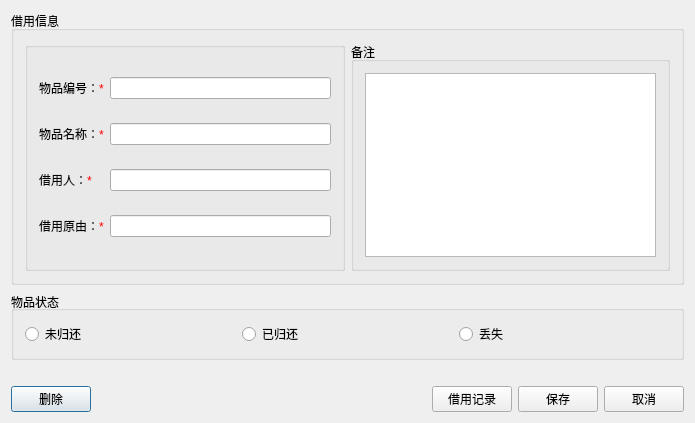
AlexRain/BRSystem, file CEditInfoDialog.ui: the form before one commit.
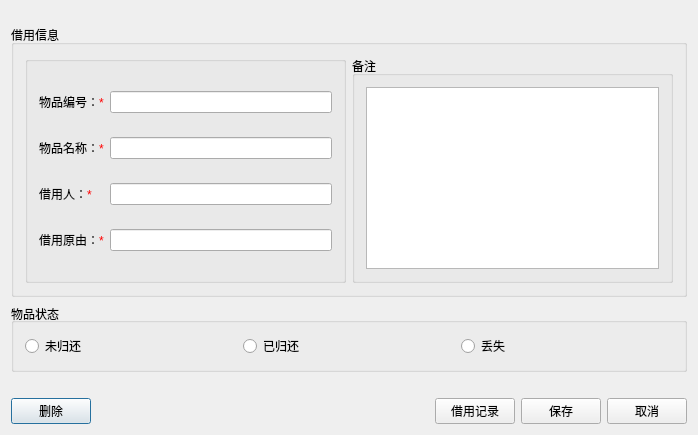
The form after the commit.

```diff
--- a/CEditInfoDialog.ui
+++ b/CEditInfoDialog.ui
@@ -6,14 +6,17 @@
    <rect>
     <x>0</x>
     <y>0</y>
-    <width>695</width>
-    <height>423</height>
+    <width>698</width>
+    <height>435</height>
    </rect>
   </property>
   <property name="windowTitle">
    <string>CEditInfoDialog</string>
   </property>
   <layout class="QGridLayout" name="gridLayout_2">
+   <property name="topMargin">
+    <number>25</number>
+   </property>
    <item row="0" column="0">
     <widget class="QGroupBox" name="groupBox_main">
      <property name="title">
```
